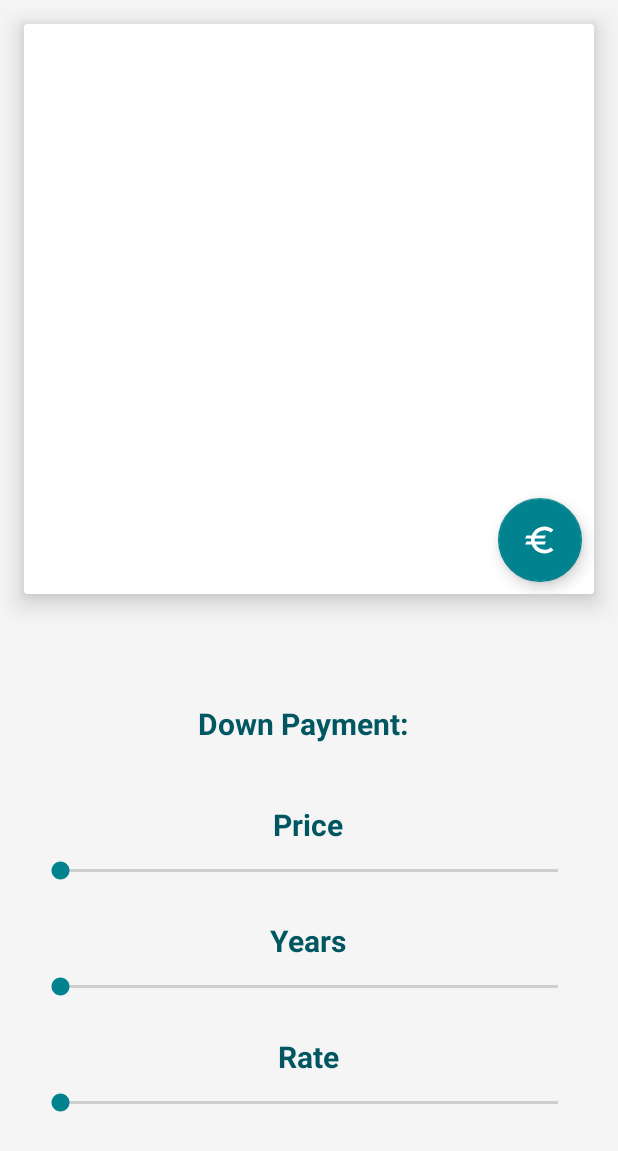
After one commit to AlphaOmarDiallo/RealEstateManager, an Android app built with Jetpack Compose: the fragment CreditCalculator shown on its own in the app's theme, on a phone screen of 412 x 824 dp. The commit adds this screen. Shown: the top 1151 px of the screen. Run offline under Robolectric (Android 15) with nearby library versions, the phone set to English and light mode, and no system bars.

Commit message:
credit calculator layout done

```diff
--- /dev/null
+++ b/app/src/main/java/com/example/realestatemanager/ui/CreditCalculator.kt
@@ -0,0 +1,25 @@
+package com.example.realestatemanager.ui
+
+import android.os.Bundle
+import android.view.LayoutInflater
+import android.view.View
+import android.view.ViewGroup
+import androidx.fragment.app.Fragment
+import com.example.realestatemanager.R
+
+class CreditCalculator : Fragment() {
+
+    override fun onCreate(savedInstanceState: Bundle?) {
+        super.onCreate(savedInstanceState)
+
+    }
+
+    override fun onCreateView(
+        inflater: LayoutInflater, container: ViewGroup?,
+        savedInstanceState: Bundle?
+    ): View? {
+        // Inflate the layout for this fragment
+        return inflater.inflate(R.layout.fragment_credit_calculator, container, false)
+    }
+
+}
--- /dev/null
+++ b/app/src/main/res/drawable/ic_baseline_euro_24.xml
@@ -0,0 +1,5 @@
+<vector android:height="24dp" android:tint="#FFFFFF"
+    android:viewportHeight="24" android:viewportWidth="24"
+    android:width="24dp" xmlns:android="http://schemas.android.com/apk/res/android">
+    <path android:fillColor="@android:color/white" android:pathData="M15,18.5c-2.51,0 -4.68,-1.42 -5.76,-3.5H15l1,-2H8.58c-0.05,-0.33 -0.08,-0.66 -0.08,-1s0.03,-0.67 0.08,-1H15l1,-2H9.24C10.32,6.92 12.5,5.5 15,5.5c1.61,0 3.09,0.59 4.23,1.57L21,5.3C19.41,3.87 17.3,3 15,3c-3.92,0 -7.24,2.51 -8.48,6H3l-1,2h4.06C6.02,11.33 6,11.66 6,12s0.02,0.67 0.06,1H3l-1,2h4.52c1.24,3.49 4.56,6 8.48,6c2.31,0 4.41,-0.87 6,-2.3l-1.78,-1.77C18.09,17.91 16.62,18.5 15,18.5z"/>
+</vector>
--- /dev/null
+++ b/app/src/main/res/layout/fragment_credit_calculator.xml
@@ -0,0 +1,197 @@
+<?xml version="1.0" encoding="utf-8"?>
+<androidx.constraintlayout.widget.ConstraintLayout xmlns:android="http://schemas.android.com/apk/res/android"
+    xmlns:app="http://schemas.android.com/apk/res-auto"
+    xmlns:tools="http://schemas.android.com/tools"
+    android:id="@+id/frameLayout"
+    android:layout_width="match_parent"
+    android:layout_height="match_parent"
+    android:background="@color/background"
+    tools:context=".ui.CreditCalculator">
+
+    <androidx.constraintlayout.widget.Guideline
+        android:id="@+id/guideline2"
+        android:layout_width="wrap_content"
+        android:layout_height="wrap_content"
+        android:orientation="horizontal"
+        app:layout_constraintGuide_percent="0.5" />
+
+    <androidx.cardview.widget.CardView
+        android:id="@+id/card_monthly_fee_CC"
+        android:layout_width="0dp"
+        android:layout_height="0dp"
+        android:layout_marginStart="16dp"
+        android:layout_marginTop="16dp"
+        android:layout_marginEnd="16dp"
+        android:layout_marginBottom="16dp"
+        app:cardElevation="10dp"
+        app:cardMaxElevation="10dp"
+        app:layout_constraintBottom_toTopOf="@+id/guideline2"
+        app:layout_constraintEnd_toEndOf="parent"
+        app:layout_constraintStart_toStartOf="parent"
+        app:layout_constraintTop_toTopOf="parent">
+
+        <androidx.constraintlayout.widget.ConstraintLayout
+            android:layout_width="match_parent"
+            android:layout_height="match_parent">
+
+            <TextView
+                android:id="@+id/tvMonthlyPriceCC"
+                android:layout_width="wrap_content"
+                android:layout_height="wrap_content"
+                android:layout_marginTop="8dp"
+                android:layout_marginBottom="8dp"
+                android:textColor="@color/primaryDarkColor"
+                android:textSize="48sp"
+                android:textStyle="bold"
+                app:layout_constraintBottom_toTopOf="@+id/tvNumberOfYearsCC"
+                app:layout_constraintEnd_toEndOf="parent"
+                app:layout_constraintStart_toStartOf="parent"
+                app:layout_constraintTop_toBottomOf="@+id/tvMonthlyPaymentCC"
+                tools:text="$ 1000 " />
+
+            <TextView
+                android:id="@+id/tvMonthlyPaymentCC"
+                android:layout_width="wrap_content"
+                android:layout_height="wrap_content"
+                android:textColor="@color/black"
+                android:textSize="20sp"
+                app:layout_constraintBottom_toTopOf="@+id/tvMonthlyPriceCC"
+                app:layout_constraintEnd_toEndOf="parent"
+                app:layout_constraintStart_toStartOf="parent"
+                app:layout_constraintTop_toTopOf="parent"
+                app:layout_constraintVertical_chainStyle="packed"
+                tools:text="Monthly payment" />
+
+            <TextView
+                android:id="@+id/tvNumberOfYearsCC"
+                android:layout_width="wrap_content"
+                android:layout_height="wrap_content"
+                android:textColor="@color/black"
+                android:textSize="20sp"
+                app:layout_constraintBottom_toBottomOf="parent"
+                app:layout_constraintEnd_toEndOf="parent"
+                app:layout_constraintStart_toStartOf="parent"
+                app:layout_constraintTop_toBottomOf="@+id/tvMonthlyPriceCC"
+                tools:text="for 30 years" />
+
+            <com.google.android.material.floatingactionbutton.FloatingActionButton
+                android:id="@+id/floatingActionButton"
+                android:layout_width="wrap_content"
+                android:layout_height="wrap_content"
+                android:layout_marginEnd="8dp"
+                android:layout_marginBottom="8dp"
+                android:clickable="true"
+                android:contentDescription="@string/currency_sign"
+                android:focusable="true"
+                android:src="@drawable/ic_baseline_euro_24"
+                app:layout_constraintBottom_toBottomOf="parent"
+                app:layout_constraintEnd_toEndOf="parent" />
+        </androidx.constraintlayout.widget.ConstraintLayout>
+    </androidx.cardview.widget.CardView>
+
+    <SeekBar
+        android:id="@+id/seekBarPriceCC"
+        android:layout_width="0dp"
+        android:layout_height="wrap_content"
+        android:layout_marginStart="24dp"
+        android:layout_marginTop="8dp"
+        android:layout_marginEnd="24dp"
+        android:layout_marginBottom="24dp"
+        app:layout_constraintBottom_toTopOf="@+id/tvYears"
+        app:layout_constraintEnd_toEndOf="parent"
+        app:layout_constraintStart_toStartOf="parent"
+        app:layout_constraintTop_toBottomOf="@+id/tvPriceCC" />
+
+    <SeekBar
+        android:id="@+id/seekBarYears"
+        android:layout_width="0dp"
+        android:layout_height="wrap_content"
+        android:layout_marginTop="8dp"
+        android:layout_marginBottom="24dp"
+        app:layout_constraintBottom_toTopOf="@+id/tvRateCC"
+        app:layout_constraintEnd_toEndOf="@+id/seekBarPriceCC"
+        app:layout_constraintStart_toStartOf="@+id/seekBarPriceCC"
+        app:layout_constraintTop_toBottomOf="@+id/tvYears" />
+
+    <SeekBar
+        android:id="@+id/seekBarRateCC"
+        android:layout_width="0dp"
+        android:layout_height="wrap_content"
+        android:layout_marginTop="8dp"
+        android:layout_marginBottom="24dp"
+        app:layout_constraintBottom_toBottomOf="parent"
+        app:layout_constraintEnd_toEndOf="@+id/seekBarYears"
+        app:layout_constraintStart_toStartOf="@+id/seekBarYears"
+        app:layout_constraintTop_toBottomOf="@+id/tvRateCC" />
+
+    <TextView
+        android:id="@+id/tvPriceCC"
+        android:layout_width="wrap_content"
+        android:layout_height="wrap_content"
+        android:layout_marginTop="16dp"
+        android:text="@string/price"
+        android:textColor="@color/secondaryDarkColor"
+        android:textSize="20sp"
+        android:textStyle="bold"
+        app:layout_constraintBottom_toTopOf="@+id/seekBarPriceCC"
+        app:layout_constraintEnd_toEndOf="@+id/seekBarPriceCC"
+        app:layout_constraintHorizontal_bias="0.498"
+        app:layout_constraintStart_toStartOf="@+id/seekBarPriceCC"
+        app:layout_constraintTop_toBottomOf="@id/tvDPCC"
+        app:layout_constraintVertical_chainStyle="packed" />
+
+    <TextView
+        android:id="@+id/tvYears"
+        android:layout_width="wrap_content"
+        android:layout_height="wrap_content"
+        android:text="@string/years"
+        android:textColor="@color/secondaryDarkColor"
+        android:textSize="20sp"
+        android:textStyle="bold"
+        app:layout_constraintBottom_toTopOf="@+id/seekBarYears"
+        app:layout_constraintEnd_toEndOf="@+id/tvPriceCC"
+        app:layout_constraintStart_toStartOf="@+id/tvPriceCC"
+        app:layout_constraintTop_toBottomOf="@+id/seekBarPriceCC" />
+
+    <TextView
+        android:id="@+id/tvRateCC"
+        android:layout_width="wrap_content"
+        android:layout_height="wrap_content"
+        android:text="@string/rate"
+        android:textColor="@color/secondaryDarkColor"
+        android:textSize="20sp"
+        android:textStyle="bold"
+        app:layout_constraintBottom_toTopOf="@+id/seekBarRateCC"
+        app:layout_constraintEnd_toEndOf="@+id/tvYears"
+        app:layout_constraintStart_toStartOf="@+id/tvYears"
+        app:layout_constraintTop_toBottomOf="@+id/seekBarYears" />
+
+    <TextView
+        android:id="@+id/tvDPCC"
+        android:layout_width="wrap_content"
+        android:layout_height="wrap_content"
+        android:layout_marginEnd="8dp"
+        android:layout_marginBottom="24dp"
+        android:text="@string/down_payment"
+        android:textColor="@color/secondaryDarkColor"
+        android:textSize="20sp"
+        android:textStyle="bold"
+        app:layout_constraintBottom_toTopOf="@+id/tvPriceCC"
+        app:layout_constraintEnd_toStartOf="@+id/textView10"
+        app:layout_constraintHorizontal_chainStyle="packed"
+        app:layout_constraintStart_toStartOf="@+id/seekBarPriceCC"
+        app:layout_constraintTop_toTopOf="@+id/guideline2"
+        app:layout_constraintVertical_chainStyle="packed" />
+
+    <TextView
+        android:id="@+id/textView10"
+        android:layout_width="wrap_content"
+        android:layout_height="wrap_content"
+        android:textColor="@color/primaryDarkColor"
+        android:textSize="16sp"
+        android:textStyle="bold"
+        app:layout_constraintBaseline_toBaselineOf="@+id/tvDPCC"
+        app:layout_constraintEnd_toEndOf="@+id/seekBarPriceCC"
+        app:layout_constraintStart_toEndOf="@+id/tvDPCC"
+        tools:text="10000" />
+</androidx.constraintlayout.widget.ConstraintLayout>
--- a/app/src/main/res/values/colors.xml
+++ b/app/src/main/res/values/colors.xml
@@ -16,4 +16,5 @@
   <color name="teal_700">#FF018786</color>
   <color name="black">#FF000000</color>
   <color name="white">#FFFFFFFF</color>
+  <color name="background">#f5f5f5</color>
 </resources>
--- a/app/src/main/res/values/strings.xml
+++ b/app/src/main/res/values/strings.xml
@@ -19,5 +19,10 @@
     <string name="Close_drawer_menu">Close drawer menu</string>
     <!-- TODO: Remove or change this placeholder text -->
     <string name="hello_blank_fragment">Hello blank fragment</string>
+    <string name="currency_sign">Currency sign</string>
+    <string name="price">Price</string>
+    <string name="years">Years</string>
+    <string name="rate">Rate</string>
+    <string name="down_payment">Down Payment:</string>
 
 </resources>
```
